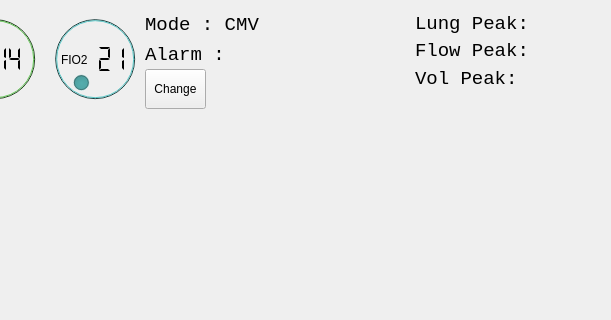
First picture: the form in VentUI.ui, repository jibonaronno/Rhythm, before the edit; both pictures show x 430 to 1041 and y 0 to 320 of the 1041 by 615 pixel window.
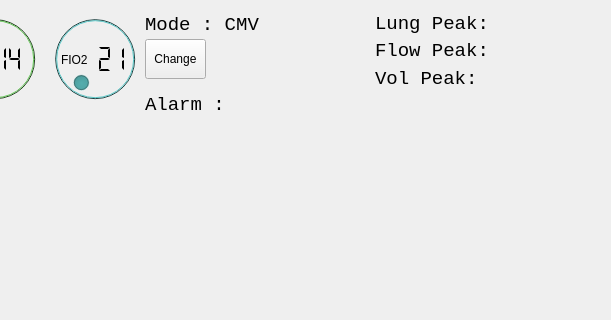
Second picture: the form after the edit. The open tabs and pages were chosen to show the change.

Commit message: added dvdata_compressed 09. correction volume peak value line 1072 01

```diff
--- a/VentUI.ui
+++ b/VentUI.ui
@@ -945,7 +945,7 @@
               <property name="geometry">
                <rect>
                 <x>410</x>
-                <y>60</y>
+                <y>30</y>
                 <width>61</width>
                 <height>40</height>
                </rect>
@@ -964,8 +964,8 @@
               <property name="geometry">
                <rect>
                 <x>410</x>
-                <y>30</y>
-                <width>261</width>
+                <y>80</y>
+                <width>431</width>
                 <height>31</height>
                </rect>
               </property>
@@ -984,9 +984,9 @@
              <widget class="QLabel" name="peak_lung">
               <property name="geometry">
                <rect>
-                <x>680</x>
+                <x>640</x>
                 <y>5</y>
-                <width>181</width>
+                <width>211</width>
                 <height>20</height>
                </rect>
               </property>
@@ -1005,9 +1005,9 @@
              <widget class="QLabel" name="peak_flow">
               <property name="geometry">
                <rect>
-                <x>680</x>
+                <x>640</x>
                 <y>32</y>
-                <width>181</width>
+                <width>211</width>
                 <height>20</height>
                </rect>
               </property>
@@ -1026,9 +1026,9 @@
              <widget class="QLabel" name="peak_vol">
               <property name="geometry">
                <rect>
-                <x>680</x>
+                <x>640</x>
                 <y>60</y>
-                <width>181</width>
+                <width>211</width>
                 <height>20</height>
                </rect>
               </property>
```
Left out of the diff: 2 changed lines with no effect on the pictures. The commit also changes 1 other file.
